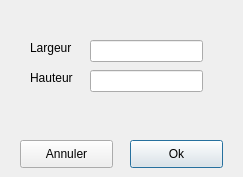
Old version of the form fotochop/resize.ui in the repository namealreadytaken/fotochope.
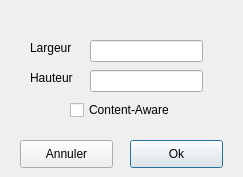
New version of the form.

Commit message: ajout du content aware bidule, retrecissement uniquement.

```diff
--- a/fotochop/resize.ui
+++ b/fotochop/resize.ui
@@ -88,6 +88,19 @@
     <string>Annuler</string>
    </property>
   </widget>
+  <widget class="QCheckBox" name="contentAware">
+   <property name="geometry">
+    <rect>
+     <x>70</x>
+     <y>100</y>
+     <width>111</width>
+     <height>20</height>
+    </rect>
+   </property>
+   <property name="text">
+    <string>Content-Aware</string>
+   </property>
+  </widget>
  </widget>
  <resources/>
  <connections/>
```
The commit also changes 4 other files.
